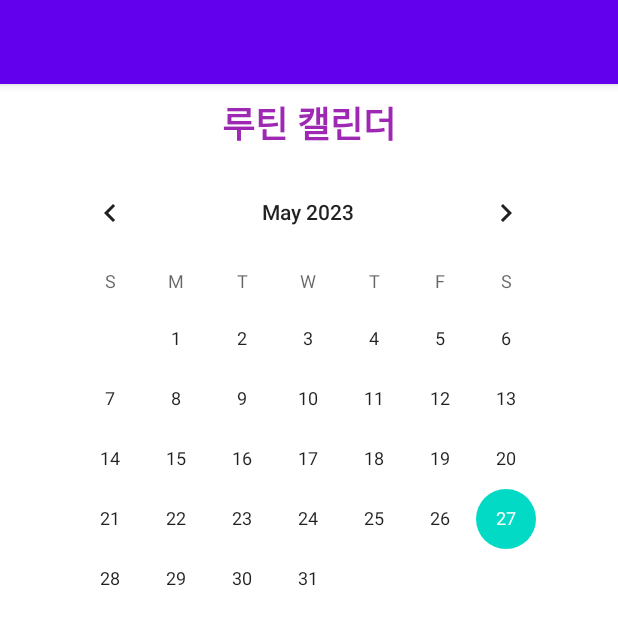
After one commit to prislewarz/MPTeamproject, an Android app: the fragment CalendarFragment placed in its activity, on a phone screen of 412 x 824 dp. The commit adds this screen. Shown: the top 625 px of the screen. Run offline under Robolectric (Android 15) with nearby library versions, the phone set to English and light mode, and no system bars; our stand-ins replace Firebase (no records; nobody signed in at launch, a user with empty details on screens opened directly), data binding; 1 statement that could not run was skipped.

Commit message:
캘린더 프래그먼트 추가

```diff
--- /dev/null
+++ b/app/src/main/java/com/example/teamprojectlogin/CalendarFragment.kt
@@ -0,0 +1,168 @@
+package com.example.teamprojectlogin
+
+import android.annotation.SuppressLint
+import android.content.Context.MODE_NO_LOCALIZED_COLLATORS
+import android.os.Bundle
+import android.util.Log
+import android.view.LayoutInflater
+import android.view.View
+import android.view.ViewGroup
+import android.widget.Button
+import android.widget.CalendarView
+import android.widget.EditText
+import android.widget.TextView
+import androidx.fragment.app.Fragment
+import com.google.firebase.auth.FirebaseAuth
+
+class CalendarFragment : Fragment() {
+    private var userID: String = "userID"
+    private lateinit var fname: String
+    private lateinit var str: String
+    private lateinit var calendarView: CalendarView
+    private lateinit var updateBtn: Button
+    private lateinit var deleteBtn: Button
+    private lateinit var saveBtn: Button
+    private lateinit var dateTextView: TextView
+    private lateinit var diaryContent: TextView
+    private lateinit var title: TextView
+    private lateinit var contextEditText: EditText
+    private val auth: FirebaseAuth = FirebaseAuth.getInstance()
+    private lateinit var uid: String
+
+    override fun onCreateView(
+        inflater: LayoutInflater,
+        container: ViewGroup?,
+        savedInstanceState: Bundle?
+    ): View? {
+        val view = inflater.inflate(R.layout.fragment_calendar, container, false)
+        calendarView = view.findViewById(R.id.calendarView)
+        dateTextView = view.findViewById(R.id.diaryTextView)
+        saveBtn = view.findViewById(R.id.saveBtn)
+        deleteBtn = view.findViewById(R.id.deleteBtn)
+        updateBtn = view.findViewById(R.id.updateBtn)
+        diaryContent = view.findViewById(R.id.diaryContent)
+        title = view.findViewById(R.id.title)
+        contextEditText = view.findViewById(R.id.contextEditText)
+
+        // 현재 로그인된 유저의 UID 확인
+        val currentUser = auth.currentUser
+        if (currentUser != null) {
+            uid = currentUser.uid
+            Log.d("IISE", "User UID: $uid")
+        } else {
+            Log.d("IISE", "User is not logged in.")
+        }
+
+        userID = uid
+        title.text = "루틴 캘린더"
+
+        //날짜 변경할 때
+        calendarView.setOnDateChangeListener { _, year, month, dayOfMonth ->
+            dateTextView.visibility = View.VISIBLE
+            saveBtn.visibility = View.VISIBLE
+            contextEditText.visibility = View.VISIBLE
+            diaryContent.visibility = View.INVISIBLE
+            updateBtn.visibility = View.INVISIBLE
+            deleteBtn.visibility = View.INVISIBLE
+            dateTextView.text = String.format("%d / %d / %d", year, month + 1, dayOfMonth)
+            contextEditText.setText("")
+            checkDay(year, month, dayOfMonth, userID)
+            Log.d("IISE", "USER ID: $userID")
+        }
+
+        //// 저장 버튼 눌렀을 때
+        saveBtn.setOnClickListener {
+            saveDiary(fname)
+            contextEditText.visibility = View.INVISIBLE
+            saveBtn.visibility = View.INVISIBLE
+            updateBtn.visibility = View.VISIBLE
+            deleteBtn.visibility = View.VISIBLE
+            str = contextEditText.text.toString()
+            diaryContent.text = str
+            diaryContent.visibility = View.VISIBLE
+        }
+
+        return view
+    }
+
+    // 달력 내용 조회, 수정
+    private fun checkDay(cYear: Int, cMonth: Int, cDay: Int, userID: String) {
+        //저장할 파일 이름 설정
+        fname = "" + userID + cYear + "-" + (cMonth + 1) + "" + "-" + cDay + ".txt"
+        Log.d("IISE", "fname: $fname")
+
+        try {
+            val fileInputStream = requireContext().openFileInput(fname)
+            val fileData = ByteArray(fileInputStream.available())
+            fileInputStream.read(fileData)
+            fileInputStream.close()
+            str = String(fileData)
+            contextEditText.visibility = View.INVISIBLE
+            diaryContent.visibility = View.VISIBLE
+            diaryContent.text = str
+            saveBtn.visibility = View.INVISIBLE
+            updateBtn.visibility = View.VISIBLE
+            deleteBtn.visibility = View.VISIBLE
+
+            //수정버튼
+            updateBtn.setOnClickListener {
+                contextEditText.visibility = View.VISIBLE
+                diaryContent.visibility = View.INVISIBLE
+                contextEditText.setText(str)
+                saveBtn.visibility = View.VISIBLE
+                updateBtn.visibility = View.INVISIBLE
+                deleteBtn.visibility = View.INVISIBLE
+                diaryContent.text = contextEditText.text
+            }
+            //삭제버튼
+            deleteBtn.setOnClickListener {
+                diaryContent.visibility = View.INVISIBLE
+                updateBtn.visibility = View.INVISIBLE
+                deleteBtn.visibility = View.INVISIBLE
+                contextEditText.setText("")
+                contextEditText.visibility = View.VISIBLE
+                saveBtn.visibility = View.VISIBLE
+                removeDiary(fname)
+            }
+
+            if (diaryContent.text == null) {
+                diaryContent.visibility = View.INVISIBLE
+                updateBtn.visibility = View.INVISIBLE
+                deleteBtn.visibility = View.INVISIBLE
+                dateTextView.visibility = View.VISIBLE
+                saveBtn.visibility = View.VISIBLE
+                contextEditText.visibility = View.VISIBLE
+            }
+        } catch (e: Exception) {
+            e.printStackTrace()
+        }
+    }
+
+    // 달력 내용 제거
+    @SuppressLint("WrongConstant")
+    private fun removeDiary(readDay: String?) {
+        try {
+            val fileOutputStream =
+                requireContext().openFileOutput(readDay, MODE_NO_LOCALIZED_COLLATORS)
+            val content = ""
+            fileOutputStream.write(content.toByteArray())
+            fileOutputStream.close()
+        } catch (e: java.lang.Exception) {
+            e.printStackTrace()
+        }
+    }
+
+    // 달력 내용 추가
+    @SuppressLint("WrongConstant")
+    private fun saveDiary(fname: String?) {
+        try {
+            val fileOutputStream =
+                requireContext().openFileOutput(fname, MODE_NO_LOCALIZED_COLLATORS)
+            val content = contextEditText.text.toString()
+            fileOutputStream.write(content.toByteArray())
+            fileOutputStream.close()
+        } catch (e: java.lang.Exception) {
+            e.printStackTrace()
+        }
+    }
+}
--- a/app/src/main/java/com/example/teamprojectlogin/NaviActivity.kt
+++ b/app/src/main/java/com/example/teamprojectlogin/NaviActivity.kt
@@ -11,7 +11,7 @@ import com.google.android.gms.maps.MapFragment
 
 
 private const val TAG_CALENDER = "calender_fragment"
-private const val TAG_MAP = "todo_fragment"
+private const val TAG_MAP = "map_fragment"
 private const val TAG_MY_PAGE = "my_page_fragment"
 
 class NaviActivity : AppCompatActivity() {
@@ -27,7 +27,7 @@ class NaviActivity : AppCompatActivity() {
         binding.navigationView.setOnItemSelectedListener { item ->
             when (item.itemId) {
                 R.id.calenderFragment -> setFragment(TAG_CALENDER, CalendarFragment())
-                R.id.homeFragment -> setFragment(TAG_MAP, MapFragment())
+                R.id.MapFragment -> setFragment(TAG_MAP, MapFragment())
                 R.id.todoFragment -> setFragment(TAG_MY_PAGE, TodoFragment())
             }
             true
--- /dev/null
+++ b/app/src/main/res/layout/fragment_calendar.xml
@@ -0,0 +1,121 @@
+<?xml version="1.0" encoding="utf-8"?>
+<FrameLayout xmlns:android="http://schemas.android.com/apk/res/android"
+    xmlns:app="http://schemas.android.com/apk/res-auto"
+    xmlns:tools="http://schemas.android.com/tools"
+    android:layout_width="match_parent"
+    android:layout_height="match_parent"
+    tools:context=".CalendarFragment">
+
+    <androidx.constraintlayout.widget.ConstraintLayout
+        xmlns:android="http://schemas.android.com/apk/res/android"
+        xmlns:app="http://schemas.android.com/apk/res-auto"
+        android:layout_width="match_parent"
+        android:layout_height="wrap_content"
+        android:orientation="vertical" >
+
+        <CalendarView
+            android:layout_width="wrap_content"
+            android:layout_height="wrap_content"
+            android:id="@+id/calendarView"
+            app:layout_constraintStart_toStartOf="parent"
+            android:layout_marginLeft="8dp" android:layout_marginStart="8dp" app:layout_constraintEnd_toEndOf="parent"
+            android:layout_marginEnd="8dp" android:layout_marginRight="8dp"
+            app:layout_constraintHorizontal_bias="0.488" android:layout_marginTop="8dp"
+            app:layout_constraintTop_toBottomOf="@+id/title"/>
+
+        <TextView
+            android:id="@+id/diaryTextView"
+            android:layout_width="0dp"
+            android:layout_height="wrap_content"
+            android:gravity= "center"
+            android:layout_marginTop="16dp"
+            app:layout_constraintTop_toBottomOf="@+id/calendarView" app:layout_constraintEnd_toEndOf="parent"
+            android:layout_marginEnd="8dp" android:layout_marginRight="8dp"
+            app:layout_constraintStart_toStartOf="parent" android:layout_marginLeft="8dp"
+            android:layout_marginStart="8dp" android:textAppearance="@style/TextAppearance.AppCompat.Large"/>
+
+        <EditText
+            android:id="@+id/contextEditText"
+            android:layout_width="0dp"
+            android:layout_height="116dp"
+            android:inputType="textMultiLine"
+            android:ems="10"
+            app:layout_constraintTop_toBottomOf="@+id/diaryTextView" android:layout_marginTop="16dp"
+            android:hint="내용을 입력하세요." android:layout_marginEnd="8dp" app:layout_constraintEnd_toEndOf="parent"
+            android:layout_marginRight="8dp" android:layout_marginStart="8dp"
+            app:layout_constraintStart_toStartOf="parent" android:layout_marginLeft="8dp"
+            android:visibility="invisible"/>
+
+        <TextView
+            android:layout_width="0dp"
+            android:layout_height="0dp"
+            android:id="@+id/diaryContent"
+            app:layout_constraintTop_toTopOf="@+id/contextEditText"
+            app:layout_constraintBottom_toBottomOf="@+id/contextEditText"
+            app:layout_constraintEnd_toEndOf="parent"
+            android:layout_marginEnd="8dp" android:layout_marginRight="8dp"
+            app:layout_constraintStart_toStartOf="@+id/contextEditText" android:layout_marginLeft="8dp"
+            android:layout_marginStart="8dp" android:visibility="invisible"/>
+
+        <TextView
+            android:id="@+id/title"
+            android:layout_width="0dp"
+            android:layout_height="wrap_content"
+            android:layout_marginStart="8dp"
+            android:layout_marginTop="8dp"
+            android:layout_marginEnd="8dp"
+            android:gravity="center"
+            android:text="캘린더"
+            android:textAppearance="@style/TextAppearance.AppCompat.Large"
+            android:textColor="#9E28B3"
+            android:textSize="24sp"
+            android:textStyle="bold"
+            app:layout_constraintEnd_toEndOf="parent"
+            app:layout_constraintStart_toStartOf="parent"
+            app:layout_constraintTop_toTopOf="parent" />
+
+        <Button
+            android:text="저장"
+            android:layout_width="0dp"
+            android:layout_marginBottom="20dp"
+            android:layout_height="wrap_content"
+            android:id="@+id/saveBtn"
+            android:layout_marginTop="16dp"
+            app:layout_constraintTop_toBottomOf="@+id/contextEditText"
+            app:layout_constraintEnd_toEndOf="parent"
+            android:layout_marginEnd="8dp"
+            android:layout_marginRight="8dp"
+            app:layout_constraintStart_toStartOf="parent"
+            android:layout_marginLeft="8dp"
+            android:layout_marginStart="8dp"
+            android:visibility="invisible"/>
+
+        <Button
+            android:text="수정"
+            android:layout_width="180dp"
+            android:layout_height="wrap_content"
+            android:id="@+id/updateBtn"
+            app:layout_constraintBaseline_toBaselineOf="@+id/saveBtn"
+            app:layout_constraintStart_toStartOf="parent"
+            android:layout_marginLeft="8dp"
+            android:layout_marginStart="8dp"
+            app:layout_constraintEnd_toStartOf="@+id/deleteBtn"
+            android:layout_marginEnd="8dp"
+            android:layout_marginRight="8dp"
+            android:visibility="invisible"/>
+
+        <Button
+            android:text="삭제"
+            android:layout_width="176dp"
+            android:layout_height="wrap_content"
+            android:id="@+id/deleteBtn"
+            app:layout_constraintBaseline_toBaselineOf="@+id/updateBtn"
+            app:layout_constraintEnd_toEndOf="@+id/saveBtn"
+            android:layout_marginEnd="8dp"
+            android:layout_marginRight="8dp"
+            android:visibility="invisible">
+        </Button>
+
+    </androidx.constraintlayout.widget.ConstraintLayout>
+
+</FrameLayout>
```
